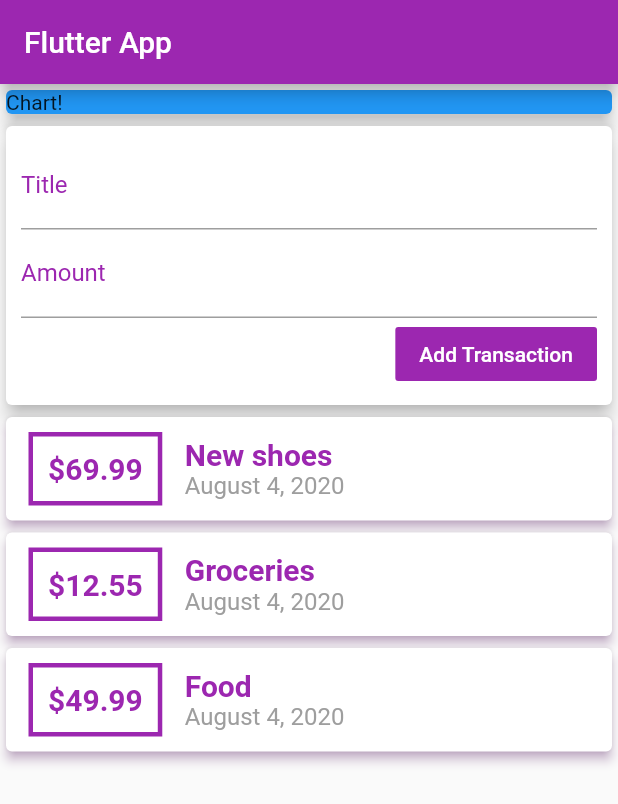
After one commit to ToRexZ/Flutter-Course, a Flutter app: the screen it shows after launch, on a phone screen of 412 x 824 dp. The commit adds this screen. Shown: the top 804 px of the screen. Run offline on Flutter 3.47's test engine with Material 2 defaults, Android fonts, the phone set to English and light mode, and no system bars.

Commit message:
Added a scrollable listview.builder() to the transactions list.

```diff
--- /dev/null
+++ b/pe/lib/widgets/new_transaction.dart
@@ -0,0 +1,55 @@
+import 'package:flutter/material.dart';
+
+class NewTransaction extends StatelessWidget {
+  final titleController = TextEditingController();
+  final amountController = TextEditingController();
+  final Function addTx;
+
+  NewTransaction(this.addTx);
+  @override
+  Widget build(BuildContext context) {
+    return Card(
+      elevation: 5,
+      child: Container(
+        padding: EdgeInsets.all(10),
+        child: Column(
+          crossAxisAlignment: CrossAxisAlignment.end,
+          children: <Widget>[
+            TextField(
+              decoration: InputDecoration(
+                  labelText: 'Title',
+                  labelStyle: TextStyle(color: Colors.purple),
+                  hintText: 'Groceries',
+                  focusedBorder: UnderlineInputBorder(
+                    borderSide: BorderSide(color: Colors.purple, width: 2),
+                  )),
+              controller: titleController,
+            ),
+            TextField(
+              decoration: InputDecoration(
+                  labelText: 'Amount',
+                  labelStyle: TextStyle(color: Colors.purple),
+                  hintText: '29.99',
+                  focusedBorder: UnderlineInputBorder(
+                    borderSide: BorderSide(color: Colors.purple, width: 2),
+                  )),
+              controller: amountController,
+              // onChanged: (value) => amountInput = value,
+            ),
+            FlatButton(
+              onPressed: () {
+                addTx(
+                    titleController.text, double.parse(amountController.text));
+              },
+              child: Text(
+                'Add Transaction',
+              ),
+              textColor: Colors.white,
+              color: Colors.purple,
+            )
+          ],
+        ),
+      ),
+    );
+  }
+}
--- /dev/null
+++ b/pe/lib/widgets/transaction_list.dart
@@ -0,0 +1,61 @@
+import 'package:flutter/material.dart';
+import 'package:intl/intl.dart';
+
+import '../models/transaction.dart';
+
+class TransactionList extends StatelessWidget {
+  final List<Transaction> transactions;
+
+  TransactionList(this.transactions);
+
+  @override
+  Widget build(BuildContext context) {
+    return Container(
+      height: 300,
+      //Listview has an infinite height, unlike the column, which has a fixed height.
+      child: ListView(
+        children: transactions.map((tx) {
+          return Card(
+            elevation: 3,
+            shadowColor: Colors.purple[200],
+            child: Row(
+              children: <Widget>[
+                Container(
+                    margin: EdgeInsets.symmetric(vertical: 10, horizontal: 15),
+                    padding: EdgeInsets.all(10),
+                    decoration: BoxDecoration(
+                        border: Border.all(
+                      color: Colors.purple,
+                      width: 3,
+                    )),
+                    child: Text(
+                      '\$${tx.amount}',
+                      style: TextStyle(
+                          fontWeight: FontWeight.bold,
+                          fontSize: 20,
+                          color: Colors.purple),
+                    )),
+                Column(
+                  crossAxisAlignment: CrossAxisAlignment.start,
+                  children: <Widget>[
+                    Text(
+                      tx.title,
+                      style: TextStyle(
+                          fontSize: 20,
+                          fontWeight: FontWeight.bold,
+                          color: Colors.purple),
+                    ),
+                    Text(
+                      DateFormat.yMMMMd().format(tx.date),
+                      style: TextStyle(fontSize: 16, color: Colors.grey),
+                    )
+                  ],
+                )
+              ],
+            ),
+          );
+        }).toList(),
+      ),
+    );
+  }
+}
--- /dev/null
+++ b/pe/lib/widgets/user_transactions.dart
@@ -0,0 +1,42 @@
+import 'package:flutter/material.dart';
+
+import './new_transaction.dart';
+import './transaction_list.dart';
+import '../models/transaction.dart';
+
+class UserTransactions extends StatefulWidget {
+  @override
+  _UserTransactionsState createState() => _UserTransactionsState();
+}
+
+class _UserTransactionsState extends State<UserTransactions> {
+  final List<Transaction> _userTransactions = [
+    Transaction(
+        id: 't1', title: 'New shoes', amount: 69.99, date: DateTime.now()),
+    Transaction(
+        id: 't2', title: 'Groceries', amount: 12.55, date: DateTime.now()),
+    Transaction(id: 't3', title: 'Food', amount: 49.99, date: DateTime.now()),
+  ];
+
+  void _addNewTransaction(String title, double amount) {
+    final newTx = Transaction(
+        title: title,
+        amount: amount,
+        date: DateTime.now(),
+        id: DateTime.now().toString());
+
+    setState(() {
+      _userTransactions.add(newTx);
+    });
+  }
+
+  @override
+  Widget build(BuildContext context) {
+    return Column(
+      children: <Widget>[
+        NewTransaction(_addNewTransaction),
+        TransactionList(_userTransactions),
+      ],
+    );
+  }
+}
```
Also changed, not shown: pe/lib/main.dart (+7 -100 lines), pe/lib/models/transaction.dart (renamed from pe/lib/transaction.dart).
